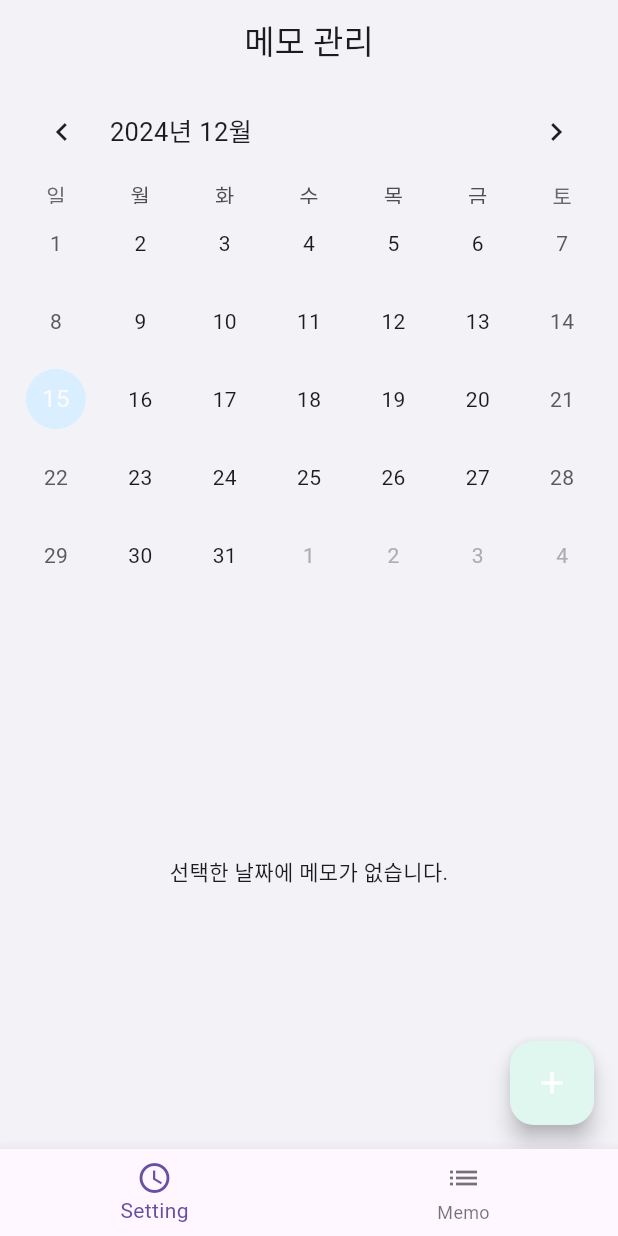
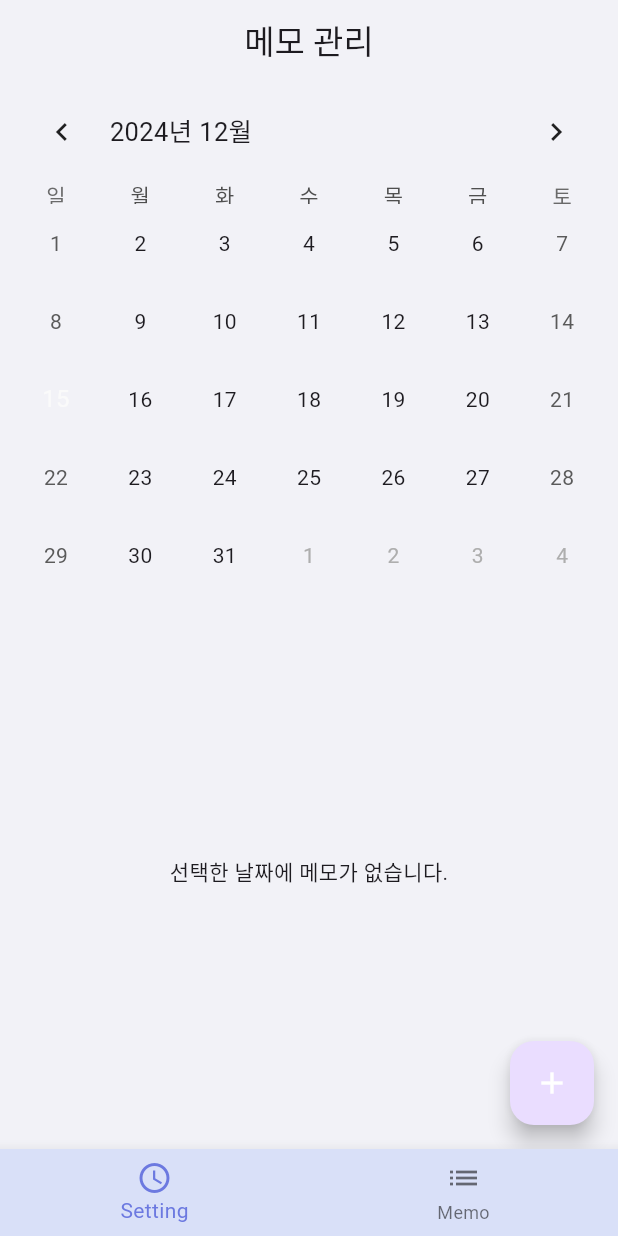
Before and after one commit to frihett/time_note, a Flutter app: the MemoManagePage screen opened by its route, on a phone screen of 412 x 824 dp. Run offline on Flutter 3.47's test engine with Material 3 defaults, Android fonts, the phone set to English and light mode, and no system bars; drawn by our look-alikes of table_calendar; our stand-ins replace flutter_screenutil, go_router, sqflite; accounts and stored records are empty; statements that could not run were skipped.

Commit message:
feat: UI 스타일 변경 , 이름 변경

```diff
--- a/lib/config/ui_style/UiStyle.dart
+++ b/lib/config/ui_style/ui_style.dart
@@ -3,12 +3,12 @@ import 'package:flutter/material.dart';
 import 'package:flutter_screenutil/flutter_screenutil.dart';
 
 class UiStyle {
-  static const Color primaryColor = Color(0xFF3EB489); // 민트
-  static const Color primaryColorSurface = Color(0xFFE0F7EF); // 밝은 민트 배경
-  static const Color secondaryColor = Color(0xFF2196F3); // 파랑
-  static const Color secondaryColorSurface = Color(0xFFD9EFFF); // 소프트 블루 배경
-  static const Color thirdColor = Color(0xFFE91E63); // 핑크
-  static const Color thirdColorSurface = Color(0xFFFFE4E9); // 라이트 핑크 배경
+  static const Color primaryColor = Color(0xFF8687E7);
+  static const Color primaryColorSurface = Color(0xFFE5E5F8);
+  static const Color secondaryColor = Color(0xFF6C79E0);
+  static const Color secondaryColorSurface = Color(0xFFD9E0F8);
+  static const Color thirdColor = Color(0xFFE67C9A);
+  static const Color thirdColorSurface = Color(0xFFF8E3EB);
 
   static const MaterialColor black = MaterialColor(0xff282828, color);
   static const Map<int, Color> color = {
```
